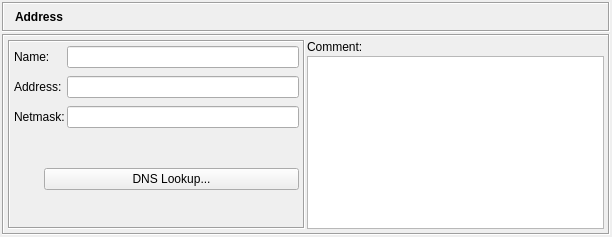
Qt form src/gui/ipv4dialog_q.ui (fwbuilder/fwbuilder) before a commit.
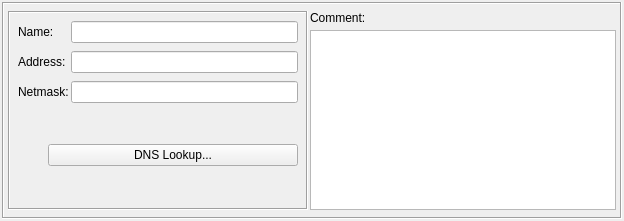
The same form after that commit. Icons and pictures are not drawn.

Commit message: fixes #491, #501 dialog layout fixes to make them look more consistent, using widget promotion feature in Designer to build stack of editor dialogs in the bottom panel of the main window instead of building them at run time

```diff
--- a/src/gui/ipv4dialog_q.ui
+++ b/src/gui/ipv4dialog_q.ui
@@ -8,8 +8,8 @@
    <rect>
     <x>0</x>
     <y>0</y>
-    <width>612</width>
-    <height>237</height>
+    <width>624</width>
+    <height>221</height>
    </rect>
   </property>
   <property name="windowTitle" >
@@ -27,89 +27,6 @@
      <property name="spacing" >
       <number>2</number>
      </property>
-     <property name="margin" >
-      <number>0</number>
-     </property>
-     <item>
-      <widget class="QFrame" name="frame3" >
-       <property name="sizePolicy" >
-        <sizepolicy vsizetype="Fixed" hsizetype="Preferred" >
-         <horstretch>0</horstretch>
-         <verstretch>0</verstretch>
-        </sizepolicy>
-       </property>
-       <property name="minimumSize" >
-        <size>
-         <width>16</width>
-         <height>30</height>
-        </size>
-       </property>
-       <property name="autoFillBackground" >
-        <bool>true</bool>
-       </property>
-       <property name="frameShape" >
-        <enum>QFrame::Box</enum>
-       </property>
-       <property name="frameShadow" >
-        <enum>QFrame::Sunken</enum>
-       </property>
-       <layout class="QGridLayout" >
-        <property name="margin" >
-         <number>2</number>
-        </property>
-        <property name="spacing" >
-         <number>2</number>
-        </property>
-        <item row="0" column="2" >
-         <widget class="QLabel" name="editorTitle" >
-          <property name="sizePolicy" >
-           <sizepolicy vsizetype="Fixed" hsizetype="Preferred" >
-            <horstretch>0</horstretch>
-            <verstretch>0</verstretch>
-           </sizepolicy>
-          </property>
-          <property name="font" >
-           <font>
-            <weight>75</weight>
-            <bold>true</bold>
-           </font>
-          </property>
-          <property name="frameShape" >
-           <enum>QFrame::NoFrame</enum>
-          </property>
-          <property name="lineWidth" >
-           <number>1</number>
-          </property>
-          <property name="midLineWidth" >
-           <number>0</number>
-          </property>
-          <property name="text" >
-           <string>Address</string>
-          </property>
-          <property name="wordWrap" >
-           <bool>false</bool>
-          </property>
-         </widget>
-        </item>
-        <item row="0" column="1" >
-         <widget class="QLabel" name="label" >
-          <property name="sizePolicy" >
-           <sizepolicy vsizetype="Preferred" hsizetype="Maximum" >
-            <horstretch>0</horstretch>
-            <verstretch>0</verstretch>
-           </sizepolicy>
-          </property>
-          <property name="text" >
-           <string/>
-          </property>
-          <property name="pixmap" >
-           <pixmap resource="MainRes.qrc" >:/Icons/IPv4/icon</pixmap>
-          </property>
-         </widget>
-        </item>
-       </layout>
-      </widget>
-     </item>
      <item>
       <widget class="QFrame" name="frame7" >
        <property name="sizePolicy" >
@@ -127,6 +44,24 @@
        <layout class="QGridLayout" >
         <item rowspan="2" row="0" column="0" >
          <widget class="QFrame" name="frame14" >
+          <property name="sizePolicy" >
+           <sizepolicy vsizetype="Preferred" hsizetype="Fixed" >
+            <horstretch>0</horstretch>
+            <verstretch>0</verstretch>
+           </sizepolicy>
+          </property>
+          <property name="minimumSize" >
+           <size>
+            <width>300</width>
+            <height>0</height>
+           </size>
+          </property>
+          <property name="maximumSize" >
+           <size>
+            <width>300</width>
+            <height>16777215</height>
+           </size>
+          </property>
           <property name="frameShape" >
            <enum>QFrame::Box</enum>
           </property>
@@ -137,6 +72,9 @@
            <property name="verticalSpacing" >
             <number>8</number>
            </property>
+           <property name="margin" >
+            <number>8</number>
+           </property>
            <item row="0" column="0" >
             <widget class="QLabel" name="textLabel1" >
              <property name="text" >
@@ -208,9 +146,6 @@
              <property name="spacing" >
               <number>2</number>
              </property>
-             <property name="margin" >
-              <number>0</number>
-             </property>
              <item>
               <spacer>
                <property name="orientation" >
@@ -269,6 +204,12 @@
             <height>0</height>
            </size>
           </property>
+          <property name="maximumSize" >
+           <size>
+            <width>16777215</width>
+            <height>180</height>
+           </size>
+          </property>
           <property name="tabChangesFocus" >
            <bool>true</bool>
           </property>
```
The commit also changes 49 other files.
